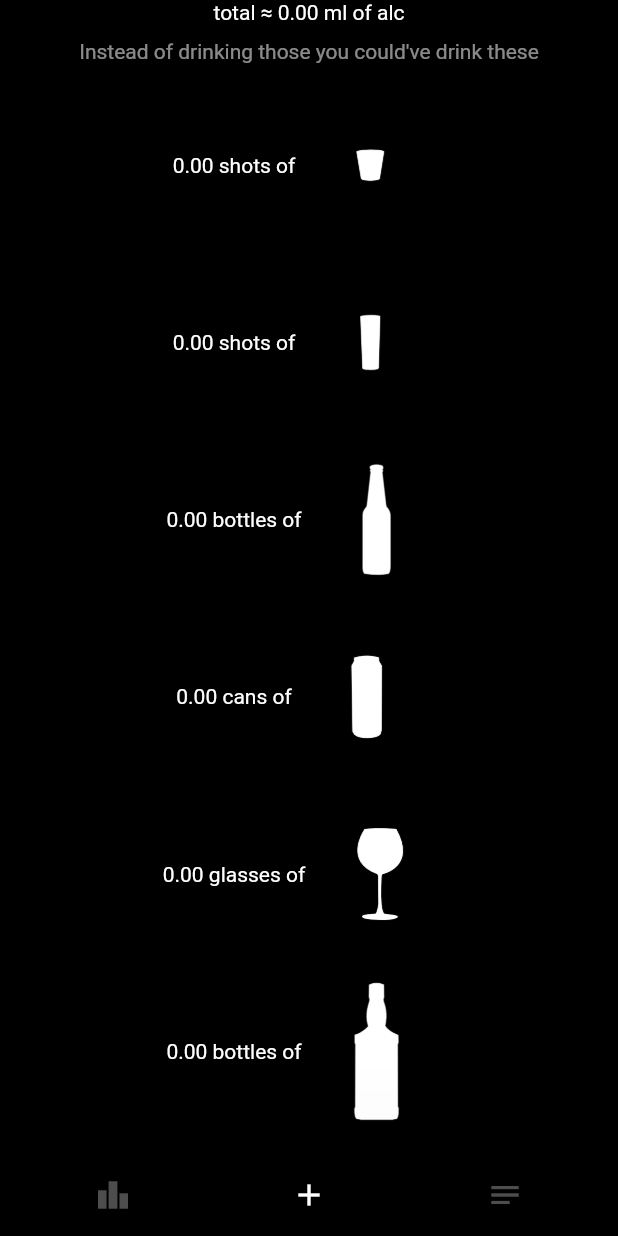
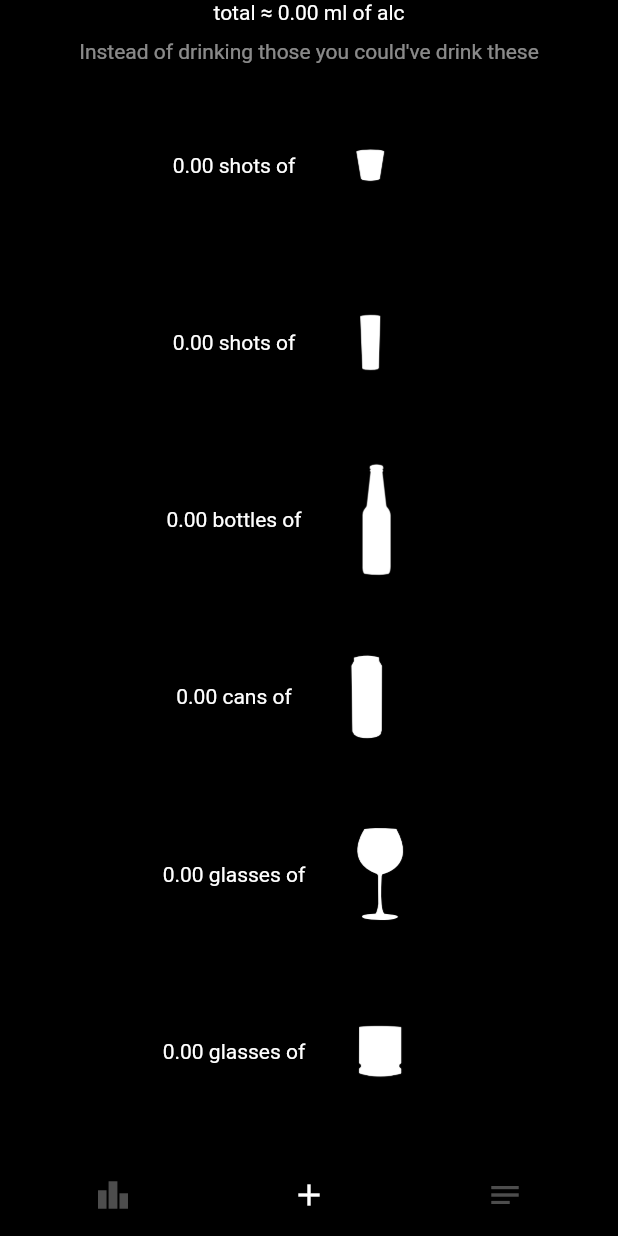
Before and after one commit to kutay-dev/chrashed, a Flutter app: the screen it shows after launch, swiped to page 3, on a phone screen of 412 x 824 dp. Run offline on Flutter 3.47's test engine with Material 2 defaults, Android fonts, the phone set to English and light mode, and no system bars; our stand-ins replace cloud_firestore, firebase_core, get_storage; accounts and stored records are empty.

Commit message:
fix vodkas and whiskeys

```diff
--- a/lib/calculations_page.dart
+++ b/lib/calculations_page.dart
@@ -119,13 +119,13 @@ class _CalculationsPageState extends State<CalculationsPage> {
                   mainAxisAlignment: MainAxisAlignment.center,
                   children: <Widget>[
                     Text(
-                      "${alcList['whiskeys']!.toStringAsFixed(2)} bottles of",
+                      "${alcList['whiskeys']!.toStringAsFixed(2)} glasses of",
                       style: const TextStyle(
                         color: Colors.white,
                       ),
                     ),
                     Image.asset(
-                      "assets/whiskey.png",
+                      "assets/whiskey_glass.png",
                       scale: 3,
                       color: Colors.white,
                     ),
--- a/lib/services.dart
+++ b/lib/services.dart
@@ -49,7 +49,7 @@ Map getAlcohols() {
   alcList["small_shots"] = totalAlc / 16;
   alcList["big_shots"] = totalAlc / 20;
   alcList["wines"] = totalAlc / 18;
-  alcList["vodkas"] = totalAlc / 129;
-  alcList["whiskeys"] = totalAlc / 140;
+  alcList["vodkas"] = totalAlc / 140;
+  alcList["whiskeys"] = totalAlc / 23.6;
   return alcList;
 }
```
Also changed, not shown: lib/main.dart (+5 -5 lines), assets/whiskey_glass.png (added).
